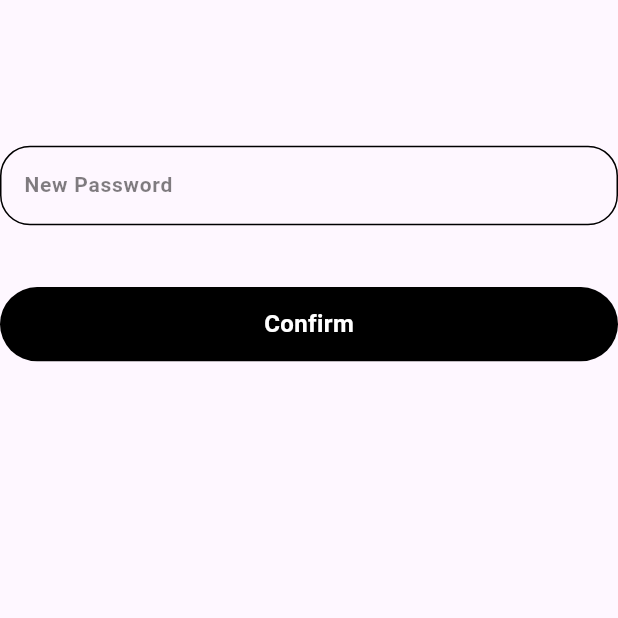
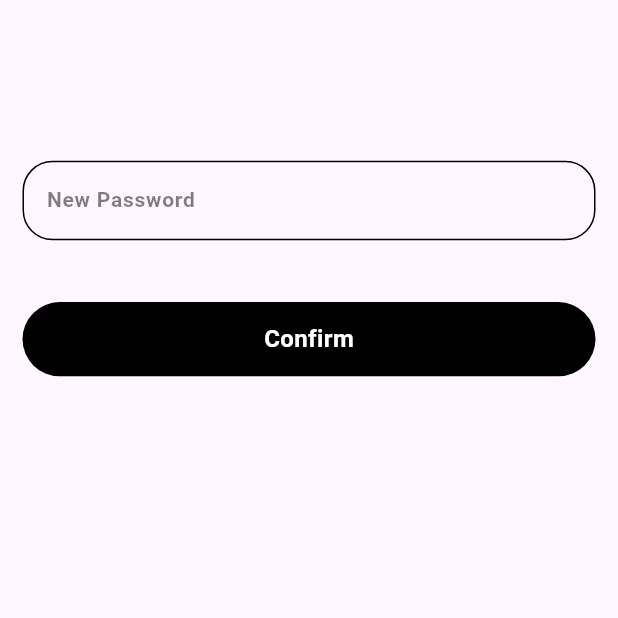
Before and after one commit to AbdulMoiz5702/Flutter-App-with-Supabase-Riverpod, a Flutter app: the UpdatePassword screen opened directly, on a phone screen of 412 x 824 dp, the top half of it. Run offline on Flutter 3.47's test engine with Material 3 defaults, Android fonts, the phone set to English and light mode, and no system bars; our stand-ins replace flutter_otp_text_field, flutter_riverpod, google_fonts, riverpod, supabase, supabase_flutter; accounts and stored records are empty.

Commit message:
supabase_riverpod

```diff
--- a/lib/providers/auth_provider/login_provider.dart
+++ b/lib/providers/auth_provider/login_provider.dart
@@ -58,9 +58,10 @@ class LoginNotifier extends StateNotifier<LoginState>{
       await supaBase.auth.resetPasswordForEmail(
           emailController.text
       ).timeout(const Duration(seconds: 5));
-      Navigator.pushReplacement(context, MaterialPageRoute(builder: (context) =>  VerifyOtp(email:emailController.text.toString(),magicLink: true,updatePassword: true,)));
+      Navigator.pushReplacement(context, MaterialPageRoute(builder: (context) =>  VerifyOtp(email:emailController.text.toString(),magicLink: true,updatePassword: true,))).then((value){
+        emailController.clear();
+      });
       state = state.copyWith(forgotLoading: false);
-      emailController.clear();
     } on TimeoutException {
       state = state.copyWith(forgotLoading: false);
     } on SocketException {
--- a/lib/views/screens/auth_screens/update_password.dart
+++ b/lib/views/screens/auth_screens/update_password.dart
@@ -19,7 +19,10 @@ class UpdatePassword extends ConsumerWidget {
     var key = GlobalKey<FormState>();
     return Scaffold(
       appBar: AppBar(),
-      body: Form(
+      body: SingleChildScrollView(
+        physics: BouncingScrollPhysics(),
+        padding: EdgeInsets.symmetric(horizontal: 15,vertical: 10),
+        child: Form(
           key: key,
           child: Column(
             children: [
@@ -40,6 +43,7 @@ class UpdatePassword extends ConsumerWidget {
             ],
           ),
         ),
+      ),
     );
   }
 }
```
Also changed, not shown: lib/providers/auth_provider/password_reset_provider.dart (+8 -0 lines). Lines whose indentation alone changed are shown as unchanged.
